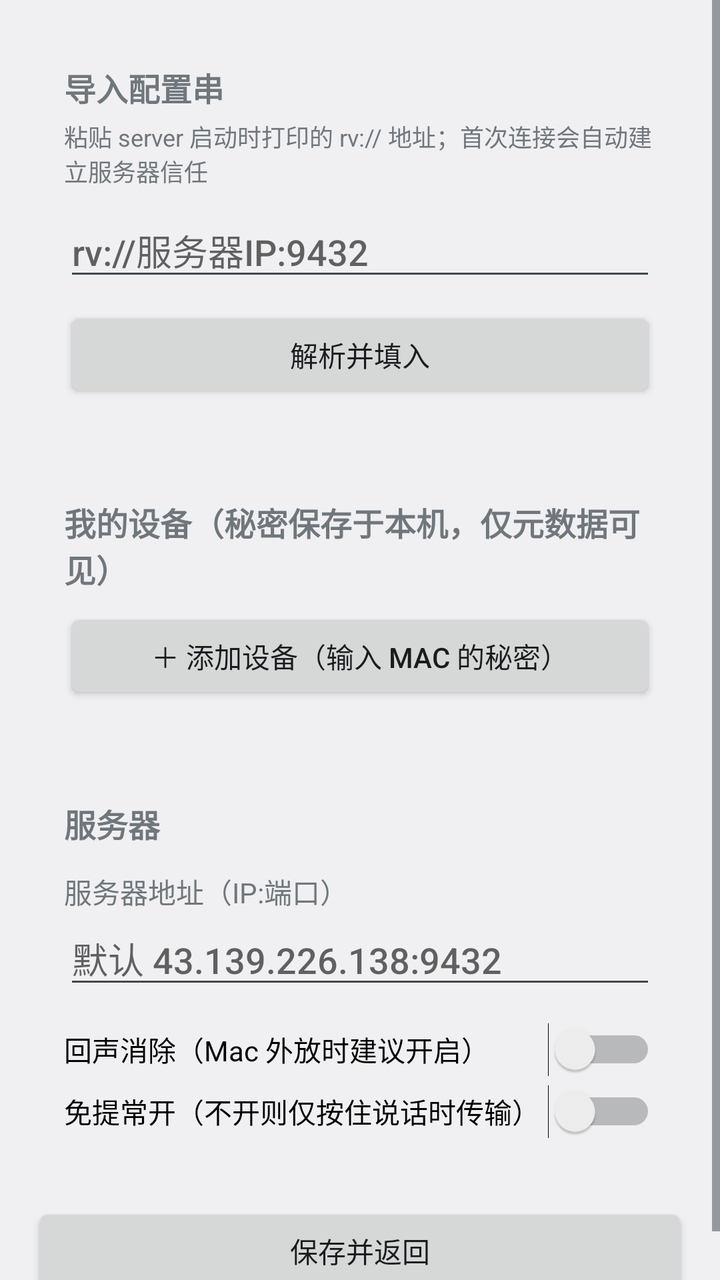
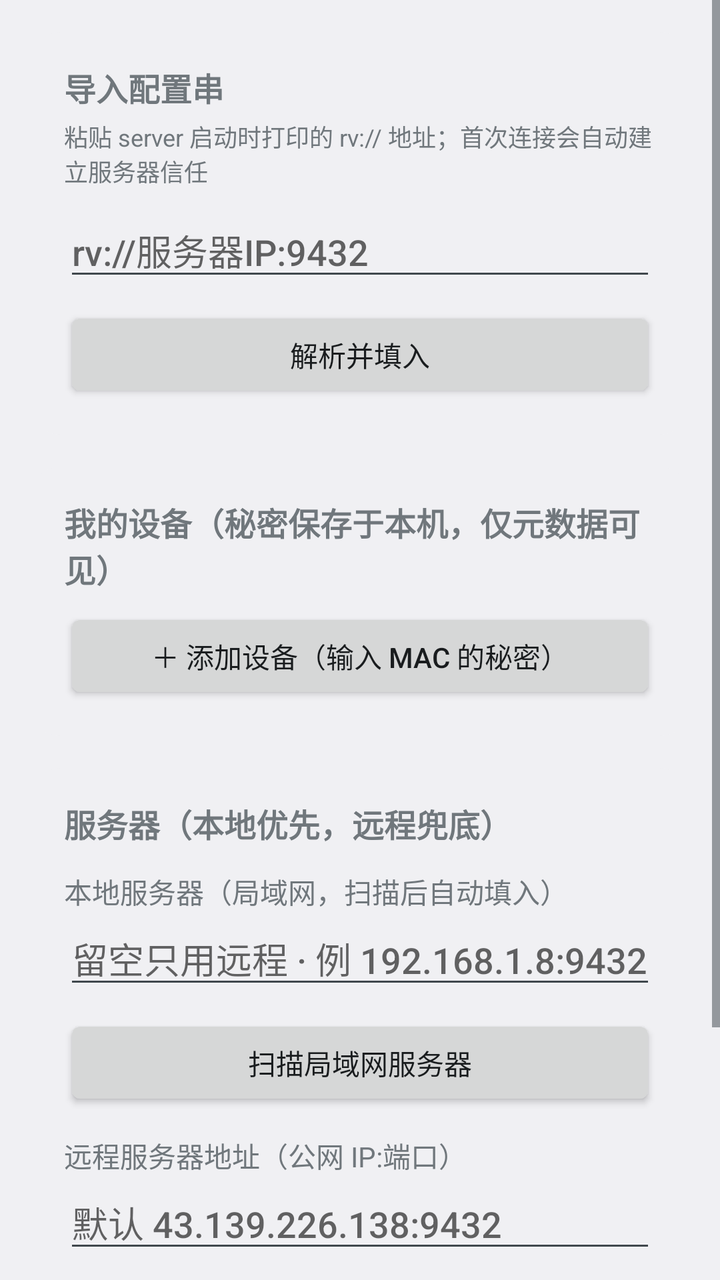

The first picture is an Android layout as it rendered before a commit; the second is the same layout after the commit. The layout source and the unified diff follow.
<!-- AndroidManifest.xml: application theme android:Theme.DeviceDefault.DayNight -->
<!-- res/layout/activity_settings.xml -->
<?xml version="1.0" encoding="utf-8"?>
<ScrollView xmlns:android="http://schemas.android.com/apk/res/android"
    android:layout_width="match_parent"
    android:layout_height="match_parent">

    <LinearLayout
        android:layout_width="match_parent"
        android:layout_height="wrap_content"
        android:orientation="vertical"
        android:padding="16dp">

        
        <LinearLayout
            android:layout_width="match_parent"
            android:layout_height="wrap_content"
            android:background="@drawable/bg_card"
            android:orientation="vertical"
            android:padding="16dp">

            <TextView
                android:layout_width="match_parent"
                android:layout_height="wrap_content"
                android:text="@string/label_import"
                android:textSize="16sp"
                android:textStyle="bold" />

            <TextView
                android:layout_width="match_parent"
                android:layout_height="wrap_content"
                android:layout_marginTop="4dp"
                android:text="@string/hint_import_desc"
                android:textSize="12sp" />

            <EditText
                android:id="@+id/edit_import"
                android:layout_width="match_parent"
                android:layout_height="wrap_content"
                android:layout_marginTop="8dp"
                android:hint="@string/hint_import"
                android:inputType="textMultiLine"
                android:maxLines="3" />

            <Button
                android:id="@+id/btn_parse"
                android:layout_width="match_parent"
                android:layout_height="wrap_content"
                android:layout_marginTop="8dp"
                android:text="@string/btn_parse" />
        </LinearLayout>

        
        <LinearLayout
            android:layout_width="match_parent"
            android:layout_height="wrap_content"
            android:layout_marginTop="16dp"
            android:background="@drawable/bg_card"
            android:orientation="vertical"
            android:padding="16dp">

            <TextView
                android:layout_width="match_parent"
                android:layout_height="wrap_content"
                android:text="@string/label_devices_section"
                android:textSize="16sp"
                android:textStyle="bold" />

            <LinearLayout
                android:id="@+id/devices_box"
                android:layout_width="match_parent"
                android:layout_height="wrap_content"
                android:orientation="vertical" />

            <Button
                android:id="@+id/btn_add_device"
                android:layout_width="match_parent"
                android:layout_height="wrap_content"
                android:layout_marginTop="8dp"
                android:text="@string/btn_add_device" />
        </LinearLayout>

        
        <LinearLayout
            android:layout_width="match_parent"
            android:layout_height="wrap_content"
            android:layout_marginTop="16dp"
            android:background="@drawable/bg_card"
            android:orientation="vertical"
            android:padding="16dp">

            <TextView
                android:layout_width="match_parent"
                android:layout_height="wrap_content"
                android:text="@string/label_server_section"
                android:textSize="16sp"
                android:textStyle="bold" />

            <TextView
                android:layout_width="match_parent"
                android:layout_height="wrap_content"
                android:layout_marginTop="12dp"
                android:text="@string/label_server" />

            <EditText
                android:id="@+id/edit_server"
                android:layout_width="match_parent"
                android:layout_height="wrap_content"
                android:hint="@string/hint_server"
                android:inputType="text"
                android:maxLines="1" />

            <Switch
                android:id="@+id/switch_aec"
                android:layout_width="match_parent"
                android:layout_height="wrap_content"
                android:layout_marginTop="12dp"
                android:text="@string/label_aec" />

            <Switch
                android:id="@+id/switch_handsfree"
                android:layout_width="match_parent"
                android:layout_height="wrap_content"
                android:layout_marginTop="4dp"
                android:text="@string/label_handsfree" />
        </LinearLayout>

        <Button
            android:id="@+id/btn_back"
            android:layout_width="match_parent"
            android:layout_height="wrap_content"
            android:layout_marginTop="16dp"
            android:text="@string/btn_save_back" />
    </LinearLayout>
</ScrollView>
<!-- resources referenced by this layout -->
<resources>
  <!-- drawable bg_card (drawable) -->
  <?xml version="1.0" encoding="utf-8"?>
  <shape xmlns:android="http://schemas.android.com/apk/res/android"
      android:shape="rectangle">
      <solid android:color="?android:attr/colorBackgroundFloating" />
      <corners android:radius="14dp" />
  </shape>
  <string name="btn_add_device">＋ 添加设备（输入 Mac 的秘密）</string>
  <string name="btn_parse">解析并填入</string>
  <string name="btn_save_back">保存并返回</string>
  <string name="hint_import">rv://服务器IP:9432</string>
  <string name="hint_import_desc">粘贴 server 启动时打印的 rv:// 地址；首次连接会自动建立服务器信任</string>
  <string name="hint_server">默认 43.139.226.138:9432</string>
  <string name="label_aec">回声消除（Mac 外放时建议开启）</string>
  <string name="label_devices_section">我的设备（秘密保存于本机，仅元数据可见）</string>
  <string name="label_handsfree">免提常开（不开则仅按住说话时传输）</string>
  <string name="label_import">导入配置串</string>
  <string name="label_server">服务器地址（IP:端口）</string>
  <string name="label_server_section">服务器</string>
</resources>

<!-- the commit's change to res/layout/activity_settings.xml (unified diff, before → after) -->
@@ -98,6 +98,27 @@
                 android:layout_width="match_parent"
                 android:layout_height="wrap_content"
                 android:layout_marginTop="12dp"
+                android:text="@string/label_server_local" />
+
+            <EditText
+                android:id="@+id/edit_local"
+                android:layout_width="match_parent"
+                android:layout_height="wrap_content"
+                android:hint="@string/hint_local"
+                android:inputType="text"
+                android:maxLines="1" />
+
+            <Button
+                android:id="@+id/btn_scan"
+                android:layout_width="match_parent"
+                android:layout_height="wrap_content"
+                android:layout_marginTop="8dp"
+                android:text="@string/btn_scan" />
+
+            <TextView
+                android:layout_width="match_parent"
+                android:layout_height="wrap_content"
+                android:layout_marginTop="12dp"
                 android:text="@string/label_server" />
 
             <EditText
<!-- resource entries referenced after the edit -->
@@ -10,14 +10,17 @@
   <string name="btn_add_device">＋ 添加设备（输入 Mac 的秘密）</string>
   <string name="btn_parse">解析并填入</string>
   <string name="btn_save_back">保存并返回</string>
+  <string name="btn_scan">扫描局域网服务器</string>
   <string name="hint_import">rv://服务器IP:9432</string>
   <string name="hint_import_desc">粘贴 server 启动时打印的 rv:// 地址；首次连接会自动建立服务器信任</string>
+  <string name="hint_local">留空只用远程 · 例 192.168.1.8:9432</string>
   <string name="hint_server">默认 43.139.226.138:9432</string>
   <string name="label_aec">回声消除（Mac 外放时建议开启）</string>
   <string name="label_devices_section">我的设备（秘密保存于本机，仅元数据可见）</string>
   <string name="label_handsfree">免提常开（不开则仅按住说话时传输）</string>
   <string name="label_import">导入配置串</string>
-  <string name="label_server">服务器地址（IP:端口）</string>
-  <string name="label_server_section">服务器</string>
+  <string name="label_server">远程服务器地址（公网 IP:端口）</string>
+  <string name="label_server_local">本地服务器（局域网，扫描后自动填入）</string>
+  <string name="label_server_section">服务器（本地优先，远程兜底）</string>
 </resources>
 
